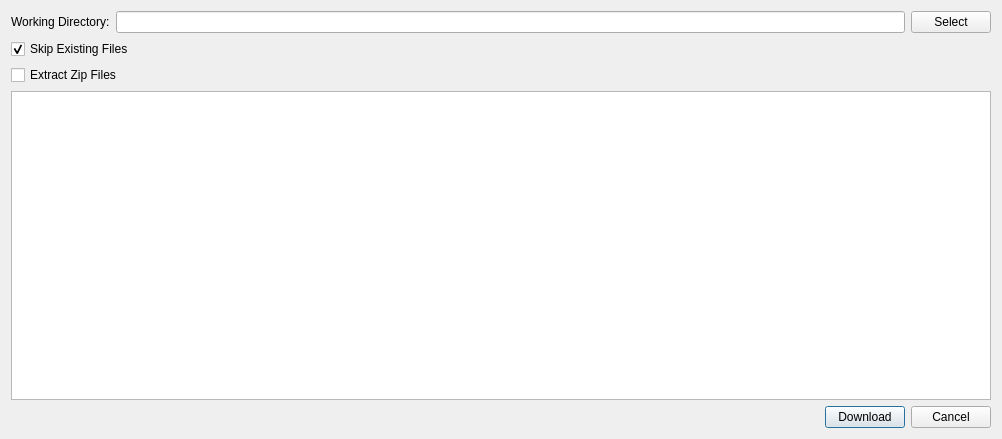
First picture: the form in module/wildchildanimation/gui/forms/maya/download_dialog.ui, repository dearyangyu/swing, before the edit.
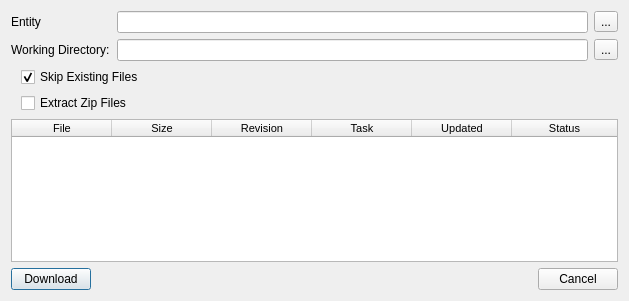
Second picture: the form after the edit.

Diff of the .ui file:
```diff
--- a/module/wildchildanimation/gui/forms/maya/download_dialog.ui
+++ b/module/wildchildanimation/gui/forms/maya/download_dialog.ui
@@ -2,24 +2,58 @@
 <ui version="4.0">
  <class>DownloadDialog</class>
  <widget class="QDialog" name="DownloadDialog">
+  <property name="enabled">
+   <bool>true</bool>
+  </property>
   <property name="geometry">
    <rect>
     <x>0</x>
     <y>0</y>
-    <width>1002</width>
-    <height>439</height>
+    <width>629</width>
+    <height>301</height>
    </rect>
   </property>
   <property name="windowTitle">
    <string>Download Files</string>
   </property>
-  <layout class="QVBoxLayout" name="verticalLayout_2">
-   <item>
     <layout class="QVBoxLayout" name="verticalLayout">
+   <item>
+    <layout class="QHBoxLayout" name="horizontalLayout_6">
+     <item>
+      <widget class="QLabel" name="labelEntity">
+       <property name="minimumSize">
+        <size>
+         <width>100</width>
+         <height>0</height>
+        </size>
+       </property>
+       <property name="text">
+        <string>Entity</string>
+       </property>
+      </widget>
+     </item>
+     <item>
+      <widget class="QLineEdit" name="lineEditEntity"/>
+     </item>
+     <item>
+      <widget class="QToolButton" name="toolButtonWeb">
+       <property name="text">
+        <string>...</string>
+       </property>
+      </widget>
+     </item>
+    </layout>
+   </item>
      <item>
       <layout class="QHBoxLayout" name="horizontalLayout">
        <item>
         <widget class="QLabel" name="labelWorkingDirectory">
+       <property name="minimumSize">
+        <size>
+         <width>100</width>
+         <height>0</height>
+        </size>
+       </property>
          <property name="text">
           <string>Working Directory:</string>
          </property>
@@ -29,9 +63,9 @@
         <widget class="QLineEdit" name="lineEditWorkingDirectory"/>
        </item>
        <item>
-        <widget class="QPushButton" name="pushButtonSelectWorkingDir">
+      <widget class="QToolButton" name="toolButtonWorkingDir">
          <property name="text">
-          <string>Select</string>
+        <string>...</string>
          </property>
         </widget>
        </item>
@@ -39,8 +73,30 @@
      </item>
      <item>
       <layout class="QHBoxLayout" name="horizontalLayout_2">
+     <item>
+      <spacer name="horizontalSpacer_4">
+       <property name="orientation">
+        <enum>Qt::Horizontal</enum>
+       </property>
+       <property name="sizeType">
+        <enum>QSizePolicy::Minimum</enum>
+       </property>
+       <property name="sizeHint" stdset="0">
+        <size>
+         <width>10</width>
+         <height>20</height>
+        </size>
+       </property>
+      </spacer>
+     </item>
        <item>
         <widget class="QCheckBox" name="checkBoxSkipExisting">
+       <property name="minimumSize">
+        <size>
+         <width>100</width>
+         <height>0</height>
+        </size>
+       </property>
          <property name="text">
           <string>Skip Existing Files</string>
          </property>
@@ -67,7 +123,23 @@
      <item>
       <layout class="QHBoxLayout" name="horizontalLayout_3">
        <item>
-        <widget class="QCheckBox" name="checkBoxExtractZip">
+      <spacer name="horizontalSpacer_5">
+       <property name="orientation">
+        <enum>Qt::Horizontal</enum>
+       </property>
+       <property name="sizeType">
+        <enum>QSizePolicy::Minimum</enum>
+       </property>
+       <property name="sizeHint" stdset="0">
+        <size>
+         <width>10</width>
+         <height>20</height>
+        </size>
+       </property>
+      </spacer>
+     </item>
+     <item>
+      <widget class="QCheckBox" name="checkBoxExtractZips">
          <property name="text">
           <string>Extract Zip Files</string>
          </property>
@@ -91,30 +163,59 @@
        </item>
       </layout>
      </item>
-    </layout>
-   </item>
    <item>
-    <widget class="QTableView" name="tableView">
+    <widget class="QTableWidget" name="tableWidget">
+     <property name="font">
+      <font>
+       <pointsize>8</pointsize>
+      </font>
+     </property>
+     <property name="showDropIndicator" stdset="0">
+      <bool>false</bool>
+     </property>
+     <property name="alternatingRowColors">
+      <bool>true</bool>
+     </property>
      <property name="selectionBehavior">
       <enum>QAbstractItemView::SelectRows</enum>
      </property>
+     <attribute name="horizontalHeaderStretchLastSection">
+      <bool>true</bool>
+     </attribute>
+     <column>
+      <property name="text">
+       <string>File</string>
+      </property>
+     </column>
+     <column>
+      <property name="text">
+       <string>Size</string>
+      </property>
+     </column>
+     <column>
+      <property name="text">
+       <string>Revision</string>
+      </property>
+     </column>
+     <column>
+      <property name="text">
+       <string>Task</string>
+      </property>
+     </column>
+     <column>
+      <property name="text">
+       <string>Updated</string>
+      </property>
+     </column>
+     <column>
+      <property name="text">
+       <string>Status</string>
+      </property>
+     </column>
     </widget>
    </item>
    <item>
     <layout class="QHBoxLayout" name="horizontalLayout_4">
-     <item>
-      <spacer name="horizontalSpacer_3">
-       <property name="orientation">
-        <enum>Qt::Horizontal</enum>
-       </property>
-       <property name="sizeHint" stdset="0">
-        <size>
-         <width>40</width>
-         <height>20</height>
-        </size>
-       </property>
-      </spacer>
-     </item>
      <item>
       <widget class="QPushButton" name="pushButtonDownload">
        <property name="text">
@@ -125,6 +226,19 @@
        </property>
       </widget>
      </item>
+     <item>
+      <spacer name="horizontalSpacer_3">
+       <property name="orientation">
+        <enum>Qt::Horizontal</enum>
+       </property>
+       <property name="sizeHint" stdset="0">
+        <size>
+         <width>40</width>
+         <height>20</height>
+        </size>
+       </property>
+      </spacer>
+     </item>
      <item>
       <widget class="QPushButton" name="pushButtonCancel">
        <property name="text">
```
Lines whose indentation alone changed are shown as unchanged.
